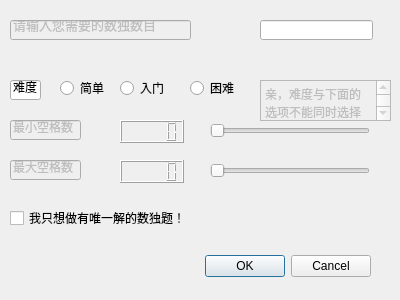
Before: the Qt Designer form getGenerateRequest.ui in LeoJacob/BUAASE, drawn with Qt 5.
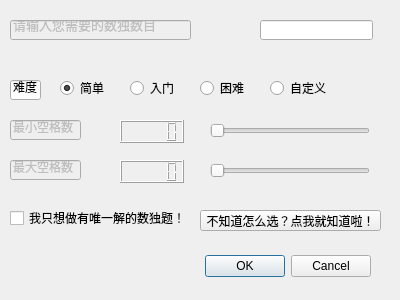
After: the same form once the commit is applied.

Commit message: 增加暂停/继续游戏功能，增加帮助文档，增加为每个难度保存一个最佳纪录

Patch:
```diff
--- a/getGenerateRequest.ui
+++ b/getGenerateRequest.ui
@@ -97,29 +97,6 @@
     <bool>true</bool>
    </property>
   </widget>
-  <widget class="QTextEdit" name="tips">
-   <property name="enabled">
-    <bool>false</bool>
-   </property>
-   <property name="geometry">
-    <rect>
-     <x>260</x>
-     <y>80</y>
-     <width>131</width>
-     <height>41</height>
-    </rect>
-   </property>
-   <property name="readOnly">
-    <bool>true</bool>
-   </property>
-   <property name="html">
-    <string>&lt;!DOCTYPE HTML PUBLIC &quot;-//W3C//DTD HTML 4.0//EN&quot; &quot;http://www.w3.org/TR/REC-html40/strict.dtd&quot;&gt;
-&lt;html&gt;&lt;head&gt;&lt;meta name=&quot;qrichtext&quot; content=&quot;1&quot; /&gt;&lt;style type=&quot;text/css&quot;&gt;
-p, li { white-space: pre-wrap; }
-&lt;/style&gt;&lt;/head&gt;&lt;body style=&quot; font-family:'SimSun'; font-size:9pt; font-weight:400; font-style:normal;&quot;&gt;
-&lt;p style=&quot; margin-top:0px; margin-bottom:0px; margin-left:0px; margin-right:0px; -qt-block-indent:0; text-indent:0px;&quot;&gt;亲，难度与下面的选项不能同时选择哦~&lt;/p&gt;&lt;/body&gt;&lt;/html&gt;</string>
-   </property>
-  </widget>
   <widget class="QLineEdit" name="difficulty">
    <property name="enabled">
     <bool>true</bool>
@@ -151,11 +128,14 @@
    <property name="text">
     <string>简单</string>
    </property>
+   <property name="checked">
+    <bool>true</bool>
+   </property>
   </widget>
   <widget class="QRadioButton" name="medium">
    <property name="geometry">
     <rect>
-     <x>120</x>
+     <x>130</x>
      <y>80</y>
      <width>61</width>
      <height>16</height>
@@ -168,7 +148,7 @@
   <widget class="QRadioButton" name="hard">
    <property name="geometry">
     <rect>
-     <x>190</x>
+     <x>200</x>
      <y>80</y>
      <width>61</width>
      <height>16</height>
@@ -285,6 +265,32 @@
     <set>Qt::AlignRight|Qt::AlignTrailing|Qt::AlignVCenter</set>
    </property>
   </widget>
+  <widget class="QRadioButton" name="custom">
+   <property name="geometry">
+    <rect>
+     <x>270</x>
+     <y>80</y>
+     <width>61</width>
+     <height>16</height>
+    </rect>
+   </property>
+   <property name="text">
+    <string>自定义</string>
+   </property>
+  </widget>
+  <widget class="QPushButton" name="getHelp">
+   <property name="geometry">
+    <rect>
+     <x>200</x>
+     <y>210</y>
+     <width>181</width>
+     <height>21</height>
+    </rect>
+   </property>
+   <property name="text">
+    <string>不知道怎么选？点我就知道啦！</string>
+   </property>
+  </widget>
  </widget>
  <resources/>
  <connections>
```
The commit also changes 28 other files.
